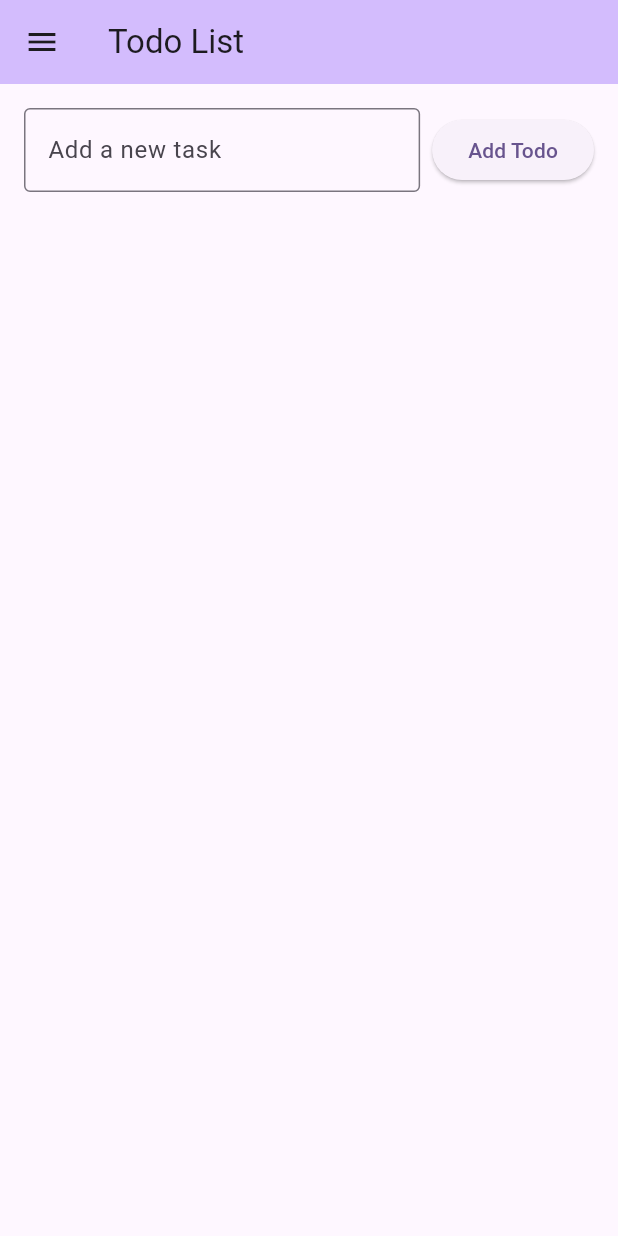
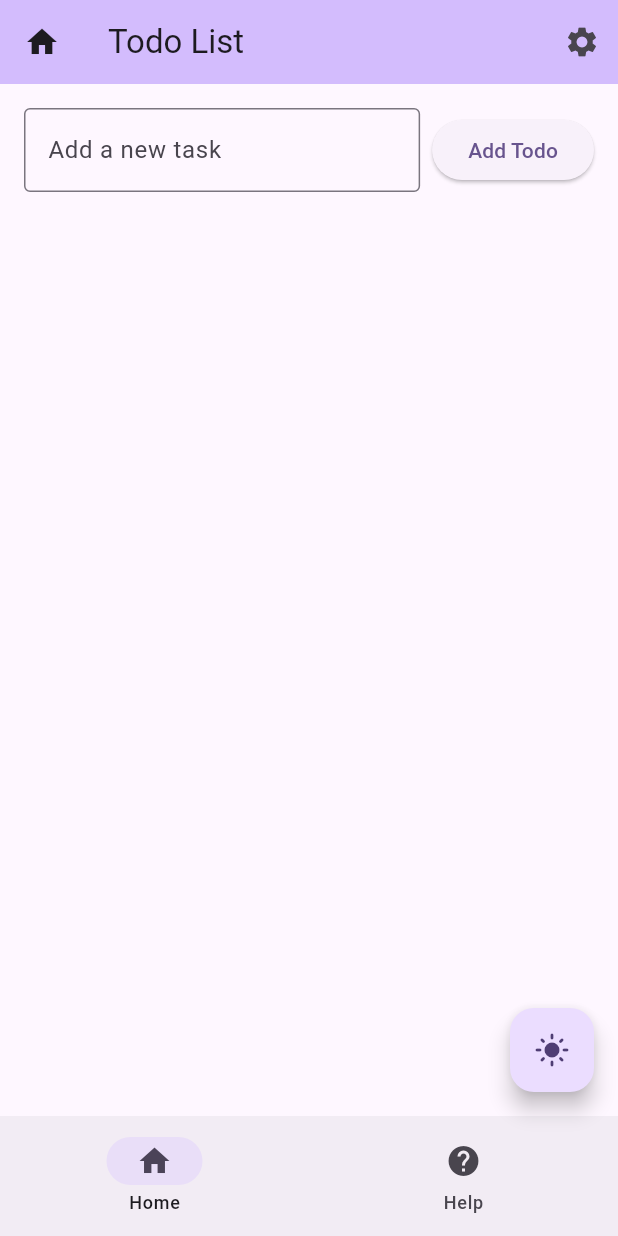
Before and after one commit to SpectreFury/flutter-todo, a Flutter app: the screen it shows after launch, on a phone screen of 412 x 824 dp. Run offline on Flutter 3.47's test engine with Material 3 defaults, Android fonts, the phone set to English and light mode, and no system bars.

Commit message:
Add dark mode button

```diff
--- /dev/null
+++ b/lib/data/notifiers.dart
@@ -0,0 +1,7 @@
+// ValueNotifer: holds the data
+// ValueListenableBuilder: listen to the data changes (no need for setState)
+
+import 'package:flutter/material.dart';
+
+ValueNotifier<int> selectedPageNotifier = ValueNotifier(0);
+ValueNotifier<bool> isDarkModeNotifier = ValueNotifier(false);
--- a/lib/main.dart
+++ b/lib/main.dart
@@ -1,5 +1,6 @@
 import 'package:flutter/material.dart';
-import 'package:todo/screens/todo_screen.dart';
+import 'package:todo/data/notifiers.dart';
+import 'package:todo/screens/widget_tree.dart';
 
 void main() {
   runApp(const MyApp());
@@ -11,13 +12,19 @@ class MyApp extends StatelessWidget {
   // This widget is the root of your application.
   @override
   Widget build(BuildContext context) {
-    return MaterialApp(
-      debugShowCheckedModeBanner: false,
-      title: 'Flutter Demo',
-      theme: ThemeData(
-        colorScheme: ColorScheme.fromSeed(seedColor: Colors.deepPurple),
+    return ValueListenableBuilder(
+      valueListenable: isDarkModeNotifier,
+      builder: (context, isDark, child) => MaterialApp(
+        debugShowCheckedModeBanner: false,
+        title: 'Flutter Demo',
+        theme: ThemeData(
+          colorScheme: ColorScheme.fromSeed(
+            seedColor: Colors.deepPurple,
+            brightness: isDark ? Brightness.dark : Brightness.light,
+          ),
+        ),
+        home: const WidgetTree(),
       ),
-      home: const TodoScreen(),
     );
   }
 }
--- a/lib/screens/todo_screen.dart
+++ b/lib/screens/todo_screen.dart
@@ -23,12 +23,7 @@ class _TodoScreenState extends State<TodoScreen> {
 
   @override
   Widget build(BuildContext context) {
-    return Scaffold(
-      appBar: AppBar(
-        title: const Text("Todo List"),
-        backgroundColor: Theme.of(context).colorScheme.inversePrimary,
-      ),
-      body: Column(
+    return Column(
       children: [
         Padding(
           padding: const EdgeInsets.all(16.0),
@@ -53,12 +48,31 @@ class _TodoScreenState extends State<TodoScreen> {
           ),
         ),
         Expanded(
-            child: ListView.builder(
+          child: ReorderableListView.builder(
+            onReorder: (oldIndex, newIndex) {
+              setState(() {
+                if (newIndex > oldIndex) {
+                  newIndex -= 1;
+                }
+                final String item = _todoList.removeAt(oldIndex);
+                _todoList.insert(newIndex, item);
+              });
+            },
             itemCount: _todoList.length,
             itemBuilder: (context, index) {
-                return ListTile(
+              return Container(
+                key: Key('todo_${_todoList[index]}_$index'),
+                decoration: BoxDecoration(
+                  borderRadius: BorderRadius.circular(10.0),
+                  color: Theme.of(context).colorScheme.primaryContainer,
+                ),
+                margin: const EdgeInsets.symmetric(
+                  vertical: 4.0,
+                  horizontal: 8.0,
+                ),
+                child: ListTile(
                   title: Text(_todoList[index]),
-                  leading: Icon(Icons.check),
+                  leading: Icon(Icons.drag_handle),
                   trailing: IconButton(
                     icon: Icon(Icons.delete),
                     onPressed: () {
@@ -67,25 +81,12 @@ class _TodoScreenState extends State<TodoScreen> {
                       });
                     },
                   ),
+                ),
               );
             },
           ),
         ),
       ],
-      ),
-      drawer: Drawer(
-        child: ListView(
-          padding: EdgeInsets.zero,
-          children: [
-            DrawerHeader(
-              decoration: BoxDecoration(
-                color: Theme.of(context).colorScheme.primary,
-              ),
-              child: Text('Menu'),
-            ),
-          ],
-        ),
-      ),
     );
   }
 }
--- /dev/null
+++ b/lib/screens/widget_tree.dart
@@ -0,0 +1,56 @@
+import 'package:flutter/material.dart';
+import 'package:todo/data/notifiers.dart';
+import 'package:todo/screens/help_screen.dart';
+import 'package:todo/screens/todo_screen.dart';
+import 'package:todo/widgets/navbar_widget.dart';
+
+List<Widget> pages = [TodoScreen(), HelpScreen()];
+
+class WidgetTree extends StatefulWidget {
+  const WidgetTree({super.key});
+
+  @override
+  State<WidgetTree> createState() => _WidgetTreeState();
+}
+
+class _WidgetTreeState extends State<WidgetTree> {
+  @override
+  Widget build(BuildContext context) {
+    return Scaffold(
+      appBar: AppBar(
+        title: const Text("Todo List"),
+        leading: Icon(Icons.home),
+        actions: [IconButton(onPressed: () {}, icon: Icon(Icons.settings))],
+        backgroundColor: Theme.of(context).colorScheme.inversePrimary,
+      ),
+      bottomNavigationBar: NavbarWidget(),
+      floatingActionButton: ValueListenableBuilder(
+        valueListenable: isDarkModeNotifier,
+        builder: (context, isDark, child) => FloatingActionButton(
+          onPressed: () {
+            isDarkModeNotifier.value = !isDark;
+          },
+          child: Icon(isDark ? Icons.dark_mode : Icons.light_mode),
+        ),
+      ),
+      body: ValueListenableBuilder(
+        valueListenable: selectedPageNotifier,
+        builder: (context, selectedPage, child) =>
+            pages.elementAt(selectedPage),
+      ),
+      drawer: Drawer(
+        child: ListView(
+          padding: EdgeInsets.zero,
+          children: [
+            DrawerHeader(
+              decoration: BoxDecoration(
+                color: Theme.of(context).colorScheme.primary,
+              ),
+              child: Text('Menu'),
+            ),
+          ],
+        ),
+      ),
+    );
+  }
+}
--- /dev/null
+++ b/lib/widgets/navbar_widget.dart
@@ -0,0 +1,30 @@
+import 'package:flutter/material.dart';
+import 'package:todo/data/notifiers.dart';
+
+class NavbarWidget extends StatefulWidget {
+  const NavbarWidget({super.key});
+
+  @override
+  State<NavbarWidget> createState() => _NavbarWidgetState();
+}
+
+class _NavbarWidgetState extends State<NavbarWidget> {
+  int _currentIndex = 0;
+
+  @override
+  Widget build(BuildContext context) {
+    return ValueListenableBuilder(
+      valueListenable: selectedPageNotifier,
+      builder: (context, selectedPage, child) => NavigationBar(
+        destinations: [
+          NavigationDestination(icon: Icon(Icons.home), label: "Home"),
+          NavigationDestination(icon: Icon(Icons.help), label: "Help"),
+        ],
+        onDestinationSelected: (int value) {
+          selectedPageNotifier.value = value;
+        },
+        selectedIndex: selectedPage,
+      ),
+    );
+  }
+}
--- a/pubspec.yaml
+++ b/pubspec.yaml
@@ -56,10 +56,9 @@ flutter:
   # included with your application, so that you can use the icons in
   # the material Icons class.
   uses-material-design: true
-
   # To add assets to your application, add an assets section, like this:
-  # assets:
-  #   - images/a_dot_burr.jpeg
+  assets:
+    - assets/images/
   #   - images/a_dot_ham.jpeg
 
   # An image asset can refer to one or more resolution-specific "variants", see
```
Also changed, not shown: lib/screens/help_screen.dart (added, +10 -0 lines), assets/images/background.webp (added). Lines whose indentation alone changed are shown as unchanged.
